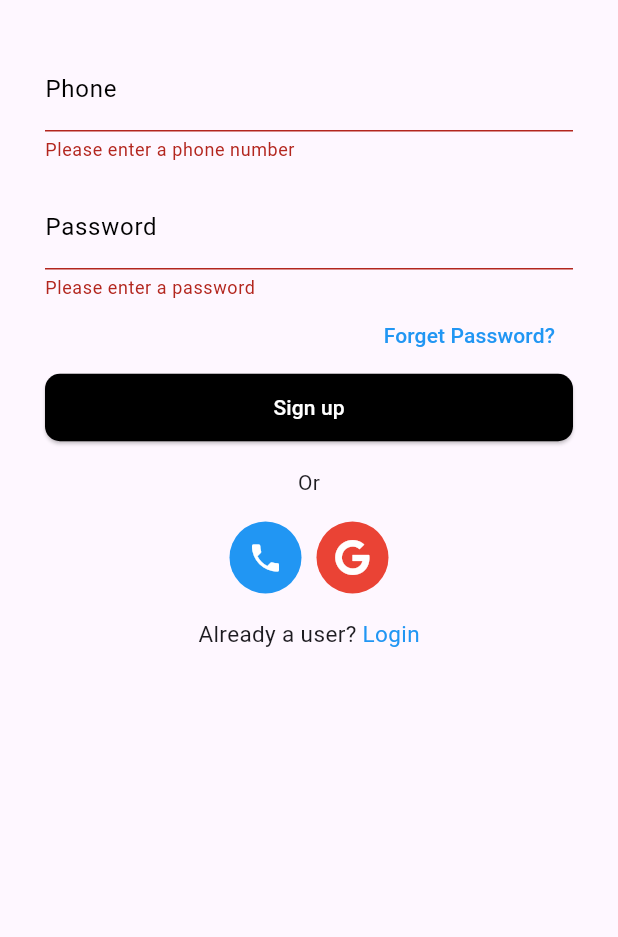
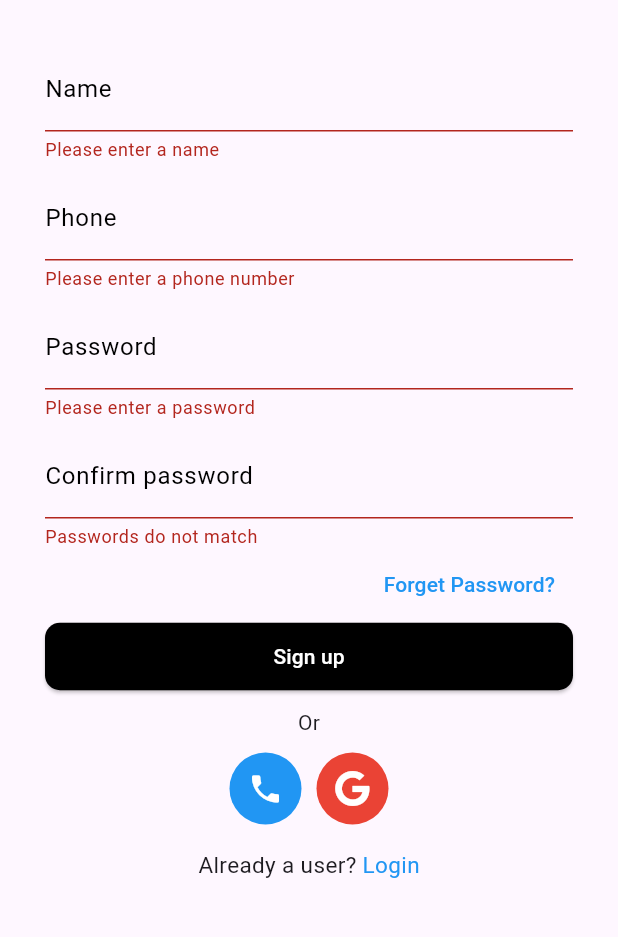
Before and after one commit to leehourr/service-hub-flutter, a Flutter app: the SignupScreen screen opened directly, after a tap on "Sign up", on a phone screen of 412 x 824 dp, the part 215-1152 px from its top. Run offline on Flutter 3.47's test engine with Material 3 defaults, Android fonts, the phone set to English and light mode, and no system bars; our stand-ins replace font_awesome_flutter, logger.

Commit message:
implemented: signup

```diff
--- a/lib/main.dart
+++ b/lib/main.dart
@@ -13,7 +13,7 @@ class MyApp extends StatelessWidget {
   @override
   Widget build(BuildContext context) {
     return const MaterialApp(
-      home: SignupScreen(),
+      home: LoginScreen(),
     );
   }
 }
--- a/lib/screen/auth/signup_screen.dart
+++ b/lib/screen/auth/signup_screen.dart
@@ -1,6 +1,10 @@
+import 'dart:convert';
+
 import 'package:flutter/material.dart';
-
 import 'package:font_awesome_flutter/font_awesome_flutter.dart';
+import 'package:service_hub/screen/auth/login_screen.dart';
+import 'package:service_hub/service/api_service.dart';
+import 'package:logger/logger.dart';
 
 class SignupScreen extends StatefulWidget {
   const SignupScreen({super.key});
@@ -11,10 +15,67 @@ class SignupScreen extends StatefulWidget {
 
 class _SignupScreenState extends State<SignupScreen> {
   final _formKey = GlobalKey<FormState>();
-  final TextEditingController usernameController = TextEditingController();
-  final TextEditingController passwordController = TextEditingController();
+
+  final TextEditingController _nameController = TextEditingController();
+  final TextEditingController _phoneController = TextEditingController();
+  final TextEditingController _passwordController = TextEditingController();
+
+  var logger = Logger();
+  bool _isLoading = false;
+
+  final ApiService apiService = ApiService();
 
   @override
+  void dispose() {
+    _nameController.dispose();
+    _phoneController.dispose();
+    _passwordController.dispose();
+    super.dispose();
+  }
+
+  Future<void> _signUp() async {
+    // print('Sign Up button pressed');
+    try {
+      setState(() {
+        _isLoading = true;
+      });
+      final response = await apiService.signUp(
+        name: _nameController.text,
+        phoneNumber: '0${_phoneController.text}',
+        password: _passwordController.text,
+      );
+      // print(response.body);
+
+      if (response.statusCode == 200) {
+        logger.e('Signup successful');
+      } else {
+        // logger.e(response.body);
+        final Map<String, dynamic> body = json.decode(response.body);
+
+        showErrorMessage(body['errMessage']);
+      }
+    } catch (e, stackTrace) {
+      showErrorMessage('An error occurred: $e');
+      logger.e('An error occurred: $e');
+      logger.e(stackTrace);
+    } finally {
+      setState(() {
+        _isLoading = false;
+      });
+    }
+  }
+
+  void showErrorMessage(String errorMessage) {
+    BuildContext currentContext = context;
+
+    ScaffoldMessenger.of(currentContext).showSnackBar(
+      SnackBar(
+        content: Text(errorMessage),
+        backgroundColor: Colors.red,
+      ),
+    );
+  }
+
   @override
   Widget build(BuildContext context) {
     return Scaffold(
@@ -41,7 +102,26 @@ class _SignupScreenState extends State<SignupScreen> {
                   child: Column(
                     children: [
                       TextFormField(
-                        controller: usernameController,
+                        controller: _nameController,
+                        decoration: const InputDecoration(
+                          labelText: 'Name',
+                          focusedBorder: OutlineInputBorder(
+                            borderSide: BorderSide(color: Colors.black),
+                          ),
+                          labelStyle: TextStyle(
+                            color: Colors.black, // Placeholder color
+                          ),
+                        ),
+                        validator: (value) {
+                          if (value == null || value.isEmpty) {
+                            return 'Please enter a name';
+                          }
+                          return null;
+                        },
+                      ),
+                      const SizedBox(height: 10.0),
+                      TextFormField(
+                        controller: _phoneController,
                         decoration: const InputDecoration(
                           labelText: 'Phone',
                           focusedBorder: OutlineInputBorder(
@@ -51,7 +131,8 @@ class _SignupScreenState extends State<SignupScreen> {
                             color: Colors.black, // Placeholder color
                           ),
                           prefixText: '+855 ',
-                          prefixStyle: TextStyle(color: Colors.black),
+                          prefixStyle:
+                              TextStyle(color: Colors.black, fontSize: 16.0),
                         ),
                         validator: (value) {
                           if (value == null || value.isEmpty) {
@@ -61,12 +142,17 @@ class _SignupScreenState extends State<SignupScreen> {
                           if (!RegExp(r'^[0-9]+$').hasMatch(value)) {
                             return 'Please enter a valid phone number';
                           }
+                          if (!RegExp(
+                                  r'^(1[^9]|3[18]|6[^2-5]|7[016-8]|8[^2]|9[^4])\d{6,7}$')
+                              .hasMatch(value)) {
+                            return 'Please enter a valid phone number format';
+                          }
                           return null;
                         },
                       ),
-                      const SizedBox(height: 16.0),
+                      const SizedBox(height: 10.0),
                       TextFormField(
-                        controller: passwordController,
+                        controller: _passwordController,
                         obscureText: true,
                         decoration: const InputDecoration(
                           labelText: 'Password',
@@ -86,8 +172,32 @@ class _SignupScreenState extends State<SignupScreen> {
                             return 'Password must be 8 characters or longer';
                           }
                           // Check if the password includes at least one numeric character
-                          if (!RegExp(r'\d').hasMatch(value)) {
-                            return 'Password must include at least one numeric character';
+                          if (!RegExp(r'^(?=.*[A-Z])(?=.*[a-z])(?=.*\d).+$')
+                              .hasMatch(value)) {
+                            return 'Password must start with an uppercase with numeric';
+                          }
+                          return null;
+                        },
+                      ),
+                      const SizedBox(height: 10.0),
+                      TextFormField(
+                        // controller: passwordController,
+                        obscureText: true,
+                        decoration: const InputDecoration(
+                          labelText: 'Confirm password',
+                          focusedBorder: OutlineInputBorder(
+                            borderSide: BorderSide(color: Colors.black),
+                          ),
+                          labelStyle: TextStyle(
+                            color: Colors.black, // Placeholder color
+                          ),
+                        ),
+                        validator: (value) {
+                          //check if confirm passord matches
+                          if (value != _passwordController.text ||
+                              value == null ||
+                              value.isEmpty) {
+                            return 'Passwords do not match';
                           }
                           return null;
                         },
@@ -116,26 +226,37 @@ class _SignupScreenState extends State<SignupScreen> {
                           ),
                           minimumSize: const Size.fromHeight(45),
                         ),
-                        onPressed: () {
-                          if (_formKey.currentState?.validate() ?? false) {
-                            // Validation passed, handle Signup
-                            final username = usernameController.text;
-                            final password = passwordController.text;
-
-                            // Replace this with your authentication logic
-                            // print('Username: $username, Password: $password');
-                          }
-                        },
-                        child: const Text(
-                          'Sign up',
-                          style: TextStyle(color: Colors.white),
-                        ),
+                        onPressed: _isLoading
+                            ? null
+                            : () {
+                                if (_formKey.currentState?.validate() ??
+                                    false) {
+                                  _signUp();
+                                }
+                              },
+                        child: _isLoading
+                            ? const Center(
+                                child: SizedBox(
+                                  width: 24.0,
+                                  height: 24.0,
+                                  child: CircularProgressIndicator(
+                                    backgroundColor: Colors.black,
+                                    valueColor: AlwaysStoppedAnimation<Color>(
+                                        Colors.white),
+                                    strokeWidth: 2.0,
+                                  ),
+                                ),
+                              )
+                            : const Text(
+                                'Sign up',
+                                style: TextStyle(color: Colors.white),
+                              ),
                       ),
 
-                      const SizedBox(height: 16.0),
+                      const SizedBox(height: 10.0),
                       const Align(
                           alignment: Alignment.center, child: Text('Or')),
-                      const SizedBox(height: 16.0),
+                      const SizedBox(height: 10.0),
                       Row(
                         mainAxisAlignment: MainAxisAlignment.center,
                         children: [
@@ -190,8 +311,11 @@ class _SignupScreenState extends State<SignupScreen> {
                           ),
                           InkWell(
                             onTap: () {
-                              // Handle signup action
-                              // print('Signup clicked');
+                              Navigator.pushReplacement(
+                                context,
+                                MaterialPageRoute(
+                                    builder: (context) => const LoginScreen()),
+                              );
                             },
                             child: const Text(
                               ' Login',
--- /dev/null
+++ b/lib/service/api_service.dart
@@ -0,0 +1,39 @@
+import 'dart:convert';
+
+import 'package:http/http.dart' as http;
+
+class ApiService {
+  // ApiService({required this.baseUrl});
+  // final String baseUrl;
+  final baseUrl = '10.0.2.2:8000';
+
+  Future<http.Response> signUp({
+    required String name,
+    required String phoneNumber,
+    required String password,
+  }) async {
+    final url = Uri.http(baseUrl, '/api/v1/signup');
+    print('Name: $name');
+    print('Phone Number: $phoneNumber');
+    print('Password: $password');
+    try {
+      final response = await http.post(
+        url,
+        headers: {
+          'Content-Type': 'application/json',
+        },
+        body: json.encode({
+          'name': name.trim(),
+          'phone_number': phoneNumber.trim(),
+          'account_type': 'client',
+          'password': password.trim(),
+        }),
+      );
+      return response;
+    } catch (e) {
+      // Handle errors or exceptions as needed
+      print('Error: $e');
+      throw Exception(e);
+    }
+  }
+}
--- a/pubspec.yaml
+++ b/pubspec.yaml
@@ -36,6 +36,8 @@ dependencies:
   # The following adds the Cupertino Icons font to your application.
   # Use with the CupertinoIcons class for iOS style icons.
   cupertino_icons: ^1.0.2
+  http: ^1.2.0
+  logger: ^2.0.2+1
 
 dev_dependencies:
   flutter_test:
```
Also changed, not shown: lib/screen/auth/login_screen.dart (+6 -5 lines), pubspec.lock.
